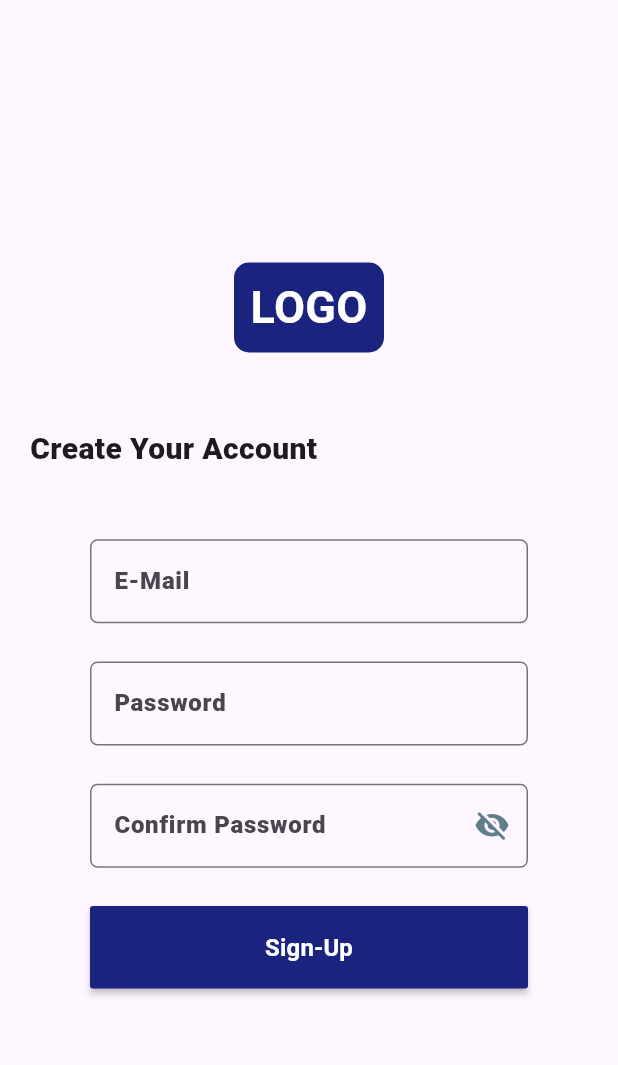
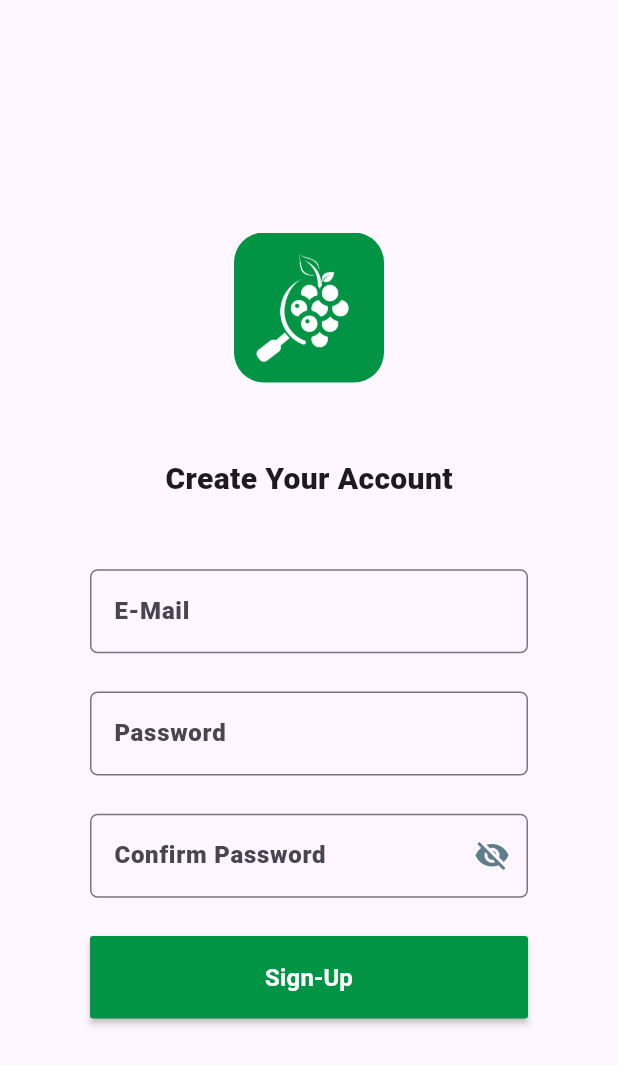
Before and after one commit to AgRobotics-Lab-in-BBE-UMN/gopher-eye-app, a Flutter app: the screen it shows after launch, after a tap on "Sign-In", after a tap on "Sign-Up", on a phone screen of 412 x 824 dp. Shown: the top 1065 px of the screen. Run offline on Flutter 3.47's test engine with Material 3 defaults, Android fonts, the phone set to English and light mode, and no system bars; our stand-ins replace camera, firebase_auth, firebase_core, flutter_svg, gallery_saver, get and 5 more; missing offline and left inert: mobile_scanner; accounts and stored records are empty; network calls fail.

Commit message:
Updated app icons (#46)

```diff
--- /dev/null
+++ b/flutter_launcher_icons.yaml
@@ -0,0 +1,32 @@
+# flutter pub run flutter_launcher_icons
+flutter_launcher_icons:
+  image_path: "assets/icons/app_store_1.png"
+
+  android: "launcher_icon"
+  # image_path_android: "assets/icon/icon.png"
+  min_sdk_android: 21 # android min sdk min:16, default 21
+  # adaptive_icon_background: "assets/icon/background.png"
+  # adaptive_icon_foreground: "assets/icon/foreground.png"
+  # adaptive_icon_monochrome: "assets/icon/monochrome.png"
+
+  ios: true
+  image_path_ios: "assets/icons/app_store_1.png"
+  remove_alpha_channel_ios: true
+  # image_path_ios_dark_transparent: "assets/icon/icon_dark.png"
+  # image_path_ios_tinted_grayscale: "assets/icon/icon_tinted.png"
+  # desaturate_tinted_to_grayscale_ios: true
+
+  web:
+    generate: true
+    image_path: "assets/icons/app_store_1.png"
+    background_color: "#hexcode"
+    theme_color: "#hexcode"
+
+  windows:
+    generate: true
+    image_path: "assets/icons/app_store_1.png"
+    icon_size: 48 # min:48, max:256, default: 48
+
+  macos:
+    generate: true
+    image_path: "assets/icons/app_store_1.png"
--- a/lib/screens/login_screen.dart
+++ b/lib/screens/login_screen.dart
@@ -40,26 +40,24 @@ class _LoginScreen extends State<StatefulWidget> {
                   ),
                   Center(
                     child: Container(
-                      height: 60,
                       width: 100,
+                      height: 100,
                       decoration: BoxDecoration(
-                          color: Colors.indigo[900],
-                          borderRadius: BorderRadius.circular(10.0)),
-                      child: const Center(
-                        child: Text(
-                          "LOGO",
-                          style: TextStyle(
-                              color: Colors.white,
-                              fontSize: 30,
-                              fontWeight: FontWeight.bold),
+                        borderRadius: BorderRadius.circular(20),
+                        image: const DecorationImage(
+                          image: AssetImage('assets/icons/app_store_2.png'),
+                          fit: BoxFit.cover,
                         ),
                       ),
                     ),
                   ),
                   const SizedBox(height: 40.0),
-                  const Text(
-                    "Login to Your Account",
-                    style: TextStyle(fontSize: 20, fontWeight: FontWeight.w800),
+                  const Center(
+                    child: Text(
+                      "Login to Your Account",
+                      style:
+                          TextStyle(fontSize: 20, fontWeight: FontWeight.w800),
+                    ),
                   ),
                   Padding(
                     padding: const EdgeInsets.fromLTRB(40, 20, 40, 30),
@@ -75,8 +73,8 @@ class _LoginScreen extends State<StatefulWidget> {
                               TextFormField(
                                 validator: emailvalidator,
                                 controller: emailController,
-                                style: TextStyle(
-                                    color: Colors.blue[900],
+                                style: const TextStyle(
+                                    color: Color(0xFF000000),
                                     fontWeight: FontWeight.w800),
                                 decoration: InputDecoration(
                                     hintText: "E-Mail",
@@ -143,8 +141,8 @@ class _LoginScreen extends State<StatefulWidget> {
                                             context,
                                             MaterialPageRoute(
                                               builder: (context) =>
-                                                const HomeScreen(),
-                                                  // const BottomNavigationBarModel(),
+                                                  const HomeScreen(),
+                                              // const BottomNavigationBarModel(),
                                             ),
                                           )
                                         }
@@ -156,7 +154,7 @@ class _LoginScreen extends State<StatefulWidget> {
                                         }
                                     });
                           },
-                          color: Colors.indigo[900],
+                          color: const Color(0xFF009444),
                           child: const Padding(
                             padding: EdgeInsets.symmetric(
                                 horizontal: 80, vertical: 16),
--- a/lib/screens/signup_screen.dart
+++ b/lib/screens/signup_screen.dart
@@ -62,27 +62,24 @@ class _SignUpScreen extends State<StatefulWidget> {
                     ),
                     Center(
                       child: Container(
-                        height: 60,
                         width: 100,
+                        height: 100,
                         decoration: BoxDecoration(
-                            color: Colors.indigo[900],
-                            borderRadius: BorderRadius.circular(10.0)),
-                        child: const Center(
-                          child: Text(
-                            "LOGO",
-                            style: TextStyle(
-                                color: Colors.white,
-                                fontSize: 30,
-                                fontWeight: FontWeight.bold),
+                          borderRadius: BorderRadius.circular(20),
+                          image: const DecorationImage(
+                            image: AssetImage('assets/icons/app_store_2.png'),
+                            fit: BoxFit.cover,
                           ),
                         ),
                       ),
                     ),
                     const SizedBox(height: 50.0),
-                    const Text(
-                      "Create Your Account",
-                      style:
-                          TextStyle(fontSize: 20, fontWeight: FontWeight.w800),
+                    const Center(
+                      child: Text(
+                        "Create Your Account",
+                        style: TextStyle(
+                            fontSize: 20, fontWeight: FontWeight.w800),
+                      ),
                     ),
                     Padding(
                       padding: const EdgeInsets.fromLTRB(40, 20, 40, 30),
@@ -96,8 +93,8 @@ class _SignUpScreen extends State<StatefulWidget> {
                                 TextFormField(
                                   validator: emailvalidator,
                                   controller: emailController,
-                                  style: TextStyle(
-                                      color: Colors.blue[900],
+                                  style: const TextStyle(
+                                      color: Color(0xFF009444),
                                       fontWeight: FontWeight.w800),
                                   decoration: InputDecoration(
                                       hintText: "E-Mail",
@@ -109,8 +106,8 @@ class _SignUpScreen extends State<StatefulWidget> {
                                   obscureText: true,
                                   validator: passwordvalidator,
                                   controller: passwordController,
-                                  style: TextStyle(
-                                      color: Colors.blue[900],
+                                  style: const TextStyle(
+                                      color: Color(0xFF009444),
                                       fontWeight: FontWeight.w800),
                                   decoration: InputDecoration(
                                       hintText: "Password",
@@ -122,8 +119,8 @@ class _SignUpScreen extends State<StatefulWidget> {
                                   obscureText: hidden,
                                   validator: passwordvalidator,
                                   controller: confirmPasswordController,
-                                  style: TextStyle(
-                                      color: Colors.blue[900],
+                                  style: const TextStyle(
+                                      color: Color(0xFF009444),
                                       fontWeight: FontWeight.w800),
                                   decoration: InputDecoration(
                                       hintText: "Confirm Password",
@@ -169,7 +166,7 @@ class _SignUpScreen extends State<StatefulWidget> {
                                 }
                               }
                             },
-                            color: Colors.indigo[900],
+                            color: const Color(0xFF009444),
                             child: const Padding(
                               padding: EdgeInsets.symmetric(
                                   horizontal: 80, vertical: 16),
--- a/lib/widgets/camera_capture_card.dart
+++ b/lib/widgets/camera_capture_card.dart
@@ -85,7 +85,7 @@ class CameraCaptureCard extends StatelessWidget{
                                   ),
                                 );
                               },
-                              color: const Color.fromARGB(255, 13, 108, 186),
+                              color: const Color(0xFF009444),
                               shape: RoundedRectangleBorder(
                                 borderRadius: BorderRadius.circular(20.0),
                               ),
```
Also changed, not shown: pubspec.yaml (+19 -0 lines), pubspec.lock, 44 other files.
